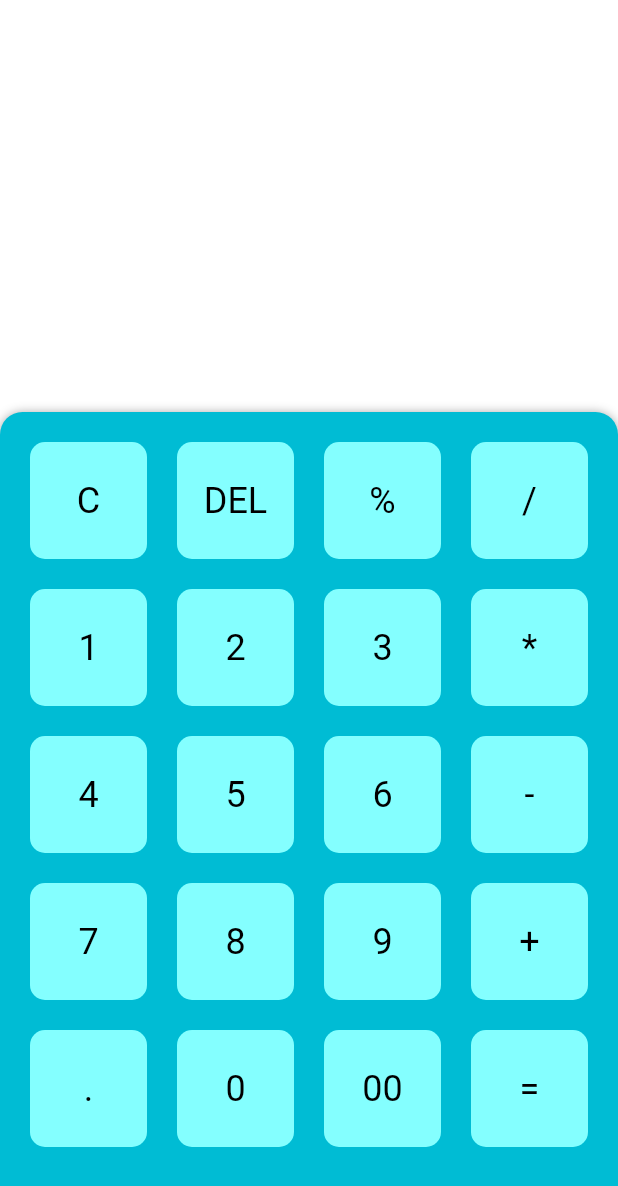
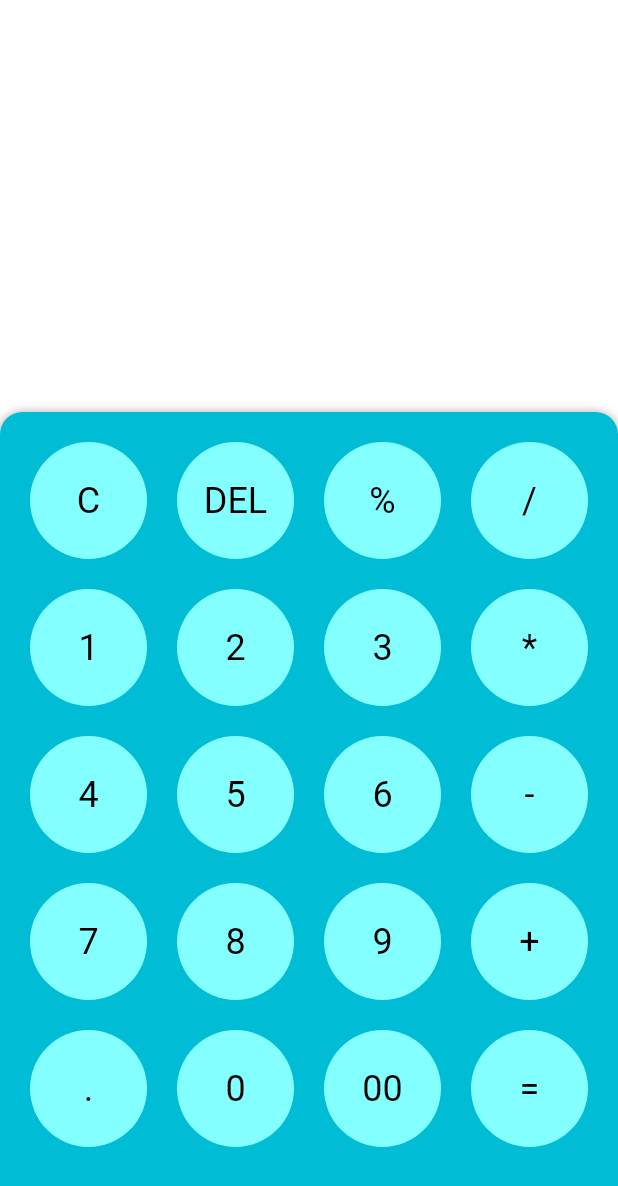
Before and after one commit to iamsurajdev/flutter-calculator, a Flutter app: the screen it shows after launch, on a phone screen of 412 x 824 dp. Shown: the top 1186 px of the screen. Run offline on Flutter 3.47's test engine with Material 2 defaults, Android fonts, the phone set to English and light mode, and no system bars.

Commit message:
make buttons rounded

```diff
--- a/lib/widget/button.dart
+++ b/lib/widget/button.dart
@@ -13,7 +13,7 @@ class Button extends StatelessWidget {
     return Padding(
       padding: EdgeInsets.all(10),
       child: ClipRRect(
-        borderRadius: BorderRadius.circular(10),
+        borderRadius: BorderRadius.circular(50),
         child: Container(
           color: backgroundColor,
           child: Center(
```
